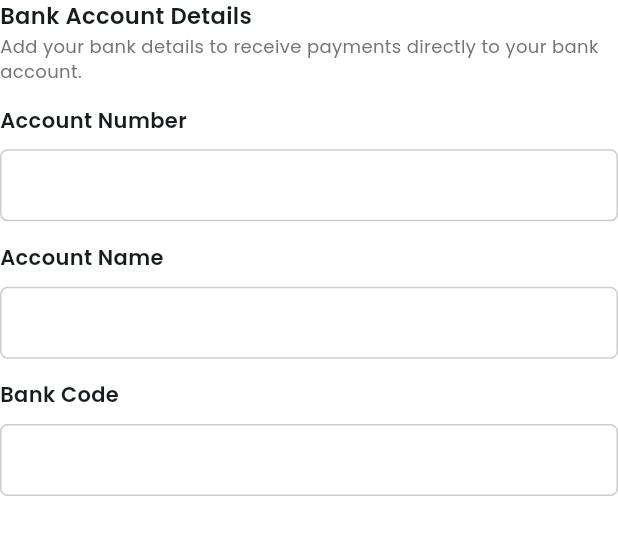
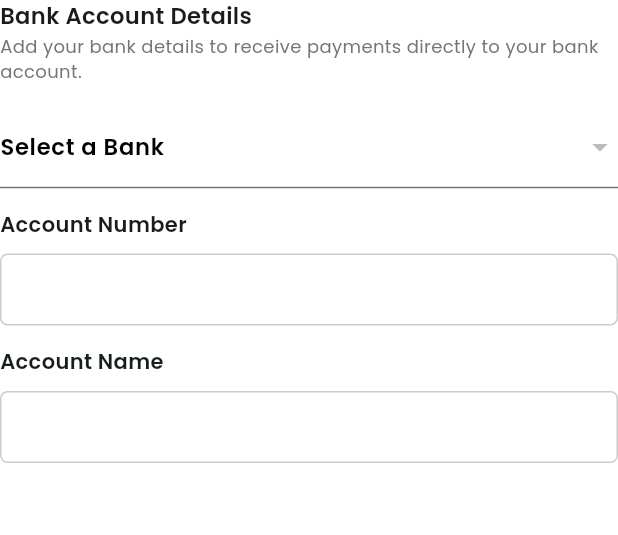
Before and after one commit to FreedomGhanaLabs/FreedomDiver, a Flutter app: the BankDetailsForm widget shown alone on an empty page, opened directly with empty values, on a phone screen of 412 x 824 dp. Shown: the top 535 px of the screen. Run offline on Flutter 3.47's test engine with Material 3 defaults, Android fonts, the light colour scheme and no system bars; drawn by our look-alikes of loader_overlay; our stand-ins replace awesome_dialog, awesome_snackbar_content, bloc, cached_network_image, country_code_picker, dio and 26 more; missing offline and left inert: country_state_city_picker, flutter_polyline_points; accounts and stored records are empty; network calls fail; project files that could hold a hidden picture were left out.

Commit message:
changed 4 files

```diff
--- /dev/null
+++ b/lib/feature/debt_financial_earnings/models/bank.dart
@@ -0,0 +1,11 @@
+class Bank {
+  final String name;
+  final String code;
+  final int id;
+
+  Bank({required this.name, required this.code,  required this.id});
+
+  factory Bank.fromJson(Map<String, dynamic> json) {
+    return Bank(name: json['name'], code: json['code'], id: json['id']);
+  }
+}
--- /dev/null
+++ b/lib/feature/debt_financial_earnings/services/bank.dart
@@ -0,0 +1,13 @@
+import 'package:dio/dio.dart';
+
+import '../models/bank.dart';
+
+class BankService {
+  final Dio _dio = Dio(BaseOptions(baseUrl: 'https://api.paystack.co'));
+
+  Future<List<Bank>> getGhanaBanks() async {
+    final response = await _dio.get('/bank?country=ghana');
+    final List data = response.data['data'];
+    return data.map((json) => Bank.fromJson(json)).toList();
+  }
+}
--- a/lib/feature/debt_financial_earnings/view/wallet_screen.dart
+++ b/lib/feature/debt_financial_earnings/view/wallet_screen.dart
@@ -16,6 +16,7 @@ import 'package:freedomdriver/shared/widgets/custom_screen.dart';
 import 'package:freedomdriver/utilities/ui.dart';
 
 import '../../../utilities/show_custom_modal.dart';
+import '../widgets/bank_select.dart';
 
 class WalletScreen extends StatefulWidget {
   const WalletScreen({super.key});
@@ -251,6 +252,13 @@ class BankDetailsForm extends StatelessWidget {
             ),
           ),
           const VSpace(smallWhiteSpace),
+          BankDropdown(
+            onBankSelected: (code) {
+              print('Selected bank code: $code');
+              bankCode.text = code;
+            },
+          ),
+          const VSpace(smallWhiteSpace),
           buildField(
             'Account Number',
             accountNumber,
@@ -261,7 +269,7 @@ class BankDetailsForm extends StatelessWidget {
             accountName,
             keyboardType: TextInputType.phone,
           ),
-          buildField('Bank Code', bankCode, keyboardType: TextInputType.phone),
+          // buildField('Bank Code', bankCode, keyboardType: TextInputType.phone),
         ],
       ),
     );
--- /dev/null
+++ b/lib/feature/debt_financial_earnings/widgets/bank_select.dart
@@ -0,0 +1,74 @@
+import 'package:flutter/material.dart';
+import 'package:freedomdriver/feature/kyc/view/background_verification_screen.dart';
+import 'package:freedomdriver/shared/app_config.dart';
+import 'package:freedomdriver/shared/theme/app_colors.dart';
+
+import '../models/bank.dart';
+import '../services/bank.dart';
+
+class BankDropdown extends StatefulWidget {
+  final Function(String bankCode) onBankSelected;
+
+  const BankDropdown({super.key, required this.onBankSelected});
+
+  @override
+  BankDropdownState createState() => BankDropdownState();
+}
+
+class BankDropdownState extends State<BankDropdown> {
+  final BankService _bankService = BankService();
+  List<Bank> _banks = [];
+  String? _selectedBankCode;
+  bool _isLoading = true;
+
+  @override
+  void initState() {
+    super.initState();
+    _loadBanks();
+  }
+
+  void _loadBanks() async {
+    try {
+      final banks = await _bankService.getGhanaBanks();
+      setState(() {
+        _banks = banks;
+      });
+    } catch (e) {
+      debugPrint('Error loading banks: $e');
+    } finally {
+      setState(() {
+        _isLoading = false;
+      });
+    }
+  }
+
+  @override
+  Widget build(BuildContext context) {
+    return _isLoading
+        ? showProgressIndicator()
+        : DropdownButtonFormField<String>(
+          value: _selectedBankCode,
+          decoration: InputDecoration(
+            labelText: 'Select a Bank',
+            labelStyle: normalTextStyle.copyWith(color: Colors.black),
+            focusedBorder: UnderlineInputBorder(
+              borderSide: BorderSide(color: gradient1),
+            ),
+          ),
+          focusColor: gradient1,
+          dropdownColor: Colors.white,
+          items:
+              _banks.map((bank) {
+                return DropdownMenuItem(
+                  value: "${bank.code}-${bank.id}",
+                  child: Text(bank.name),
+                );
+              }).toList(),
+          onChanged: (value) {
+            final newValue = value?.split("-")[0];
+            setState(() => _selectedBankCode = value);
+            if (newValue != null) widget.onBankSelected(newValue);
+          },
+        );
+  }
+}
```
